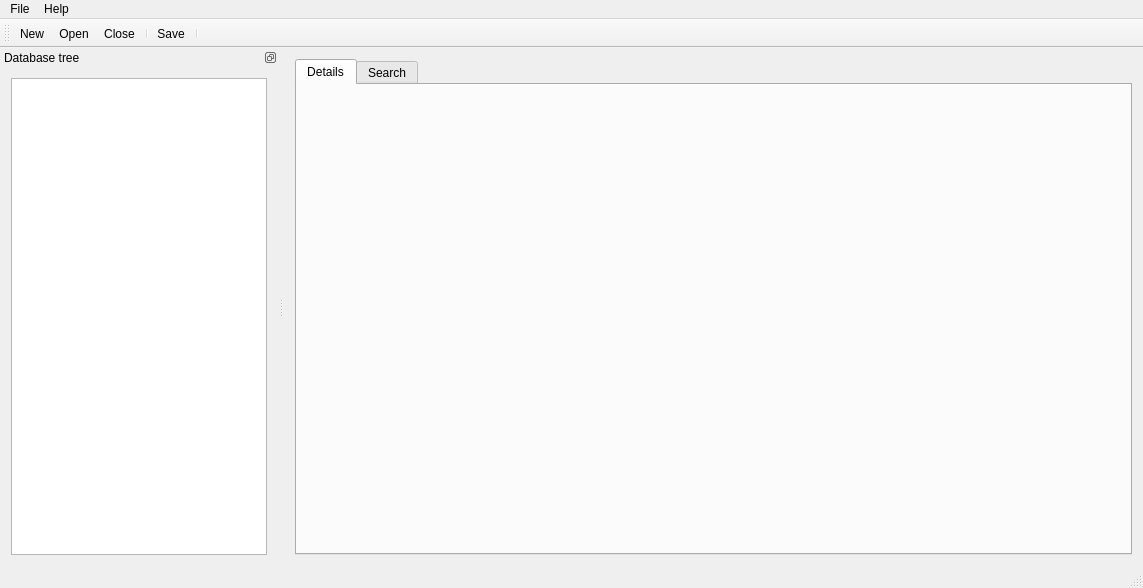
First picture: the form in ui/mainwindow.ui, repository koromodako/picsou, before the edit.
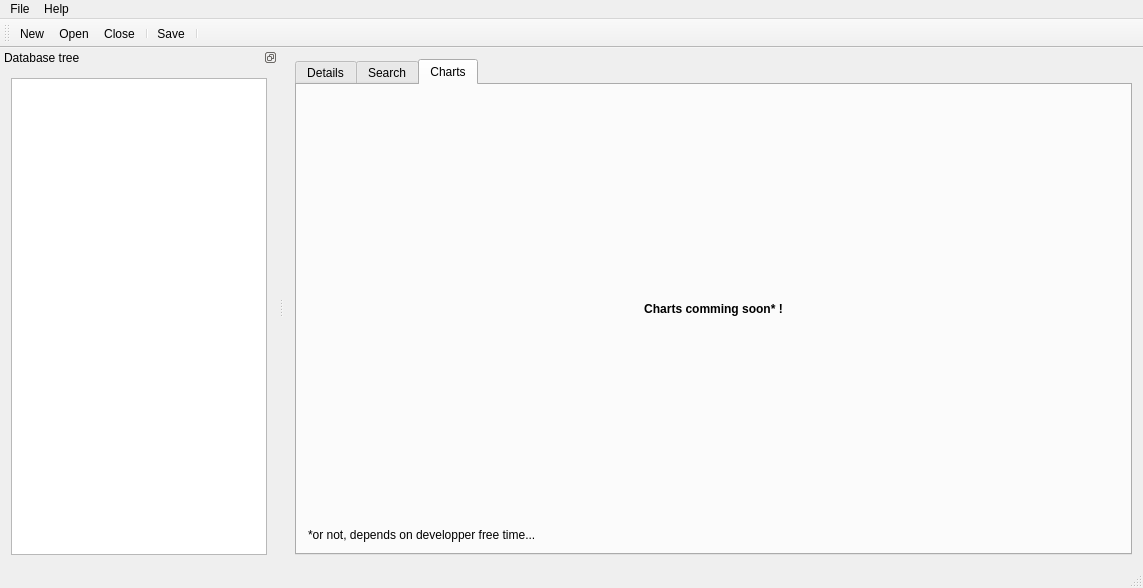
Second picture: the form after the edit. The open tabs and pages were chosen to show the change. Icons and pictures are not drawn.

Commit message: Update translation, add (teaser) charts tab, add libcrypto info in 'about' dialog, split crypto classes in 2 files.

```diff
--- a/ui/mainwindow.ui
+++ b/ui/mainwindow.ui
@@ -46,6 +46,37 @@
        </attribute>
        <layout class="QVBoxLayout" name="verticalLayout"/>
       </widget>
+      <widget class="QWidget" name="graph_tab">
+       <attribute name="icon">
+        <iconset resource="../picsou.qrc">
+         <normaloff>:/resources/material-design/svg/chart-areaspline.svg</normaloff>:/resources/material-design/svg/chart-areaspline.svg</iconset>
+       </attribute>
+       <attribute name="title">
+        <string>Charts</string>
+       </attribute>
+       <layout class="QVBoxLayout" name="verticalLayout_3">
+        <item>
+         <widget class="QLabel" name="label">
+          <property name="text">
+           <string>&lt;html&gt;&lt;head/&gt;&lt;body&gt;&lt;p align=&quot;center&quot;&gt;&lt;span style=&quot; font-weight:600;&quot;&gt;Charts comming soon* !&lt;/span&gt;&lt;/p&gt;&lt;/body&gt;&lt;/html&gt;</string>
+          </property>
+         </widget>
+        </item>
+        <item>
+         <widget class="QLabel" name="label_2">
+          <property name="sizePolicy">
+           <sizepolicy hsizetype="Preferred" vsizetype="Maximum">
+            <horstretch>0</horstretch>
+            <verstretch>0</verstretch>
+           </sizepolicy>
+          </property>
+          <property name="text">
+           <string>*or not, depends on developper free time...</string>
+          </property>
+         </widget>
+        </item>
+       </layout>
+      </widget>
      </widget>
     </item>
    </layout>
```
The commit also changes 14 other files.
